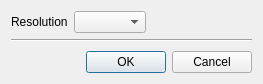
Before: the Qt Designer form SecurityCam/resolution.ui in igormironchik/security-cam, drawn with Qt 5.
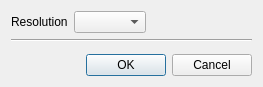
After: the same form once the commit is applied.

Diff of the .ui file:
```diff
--- a/SecurityCam/resolution.ui
+++ b/SecurityCam/resolution.ui
@@ -7,7 +7,7 @@
     <x>0</x>
     <y>0</y>
     <width>263</width>
-    <height>84</height>
+    <height>87</height>
    </rect>
   </property>
   <property name="windowTitle">
```
Left out of the diff: 2 changed lines with no effect on the pictures.
